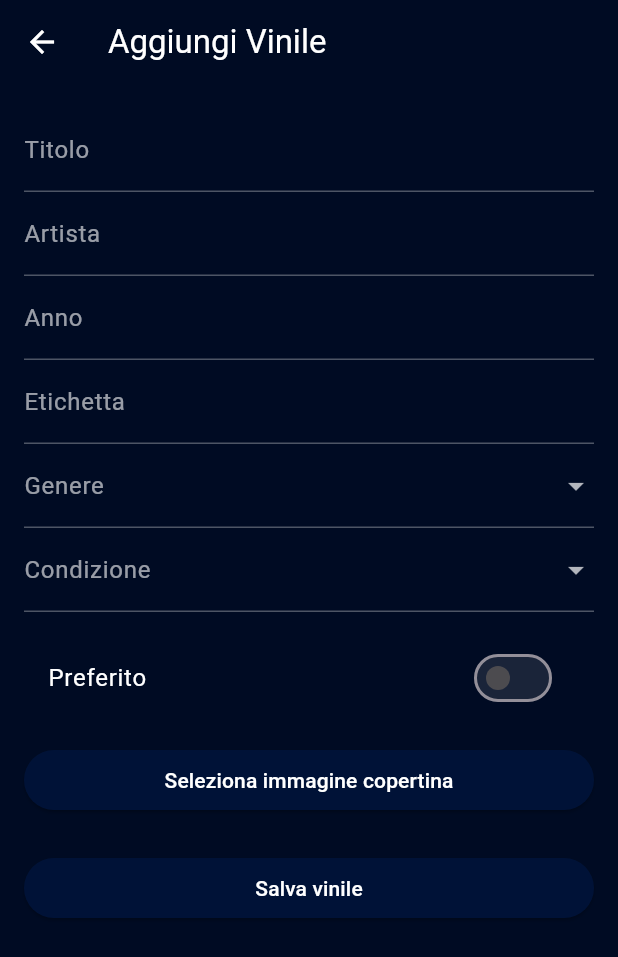
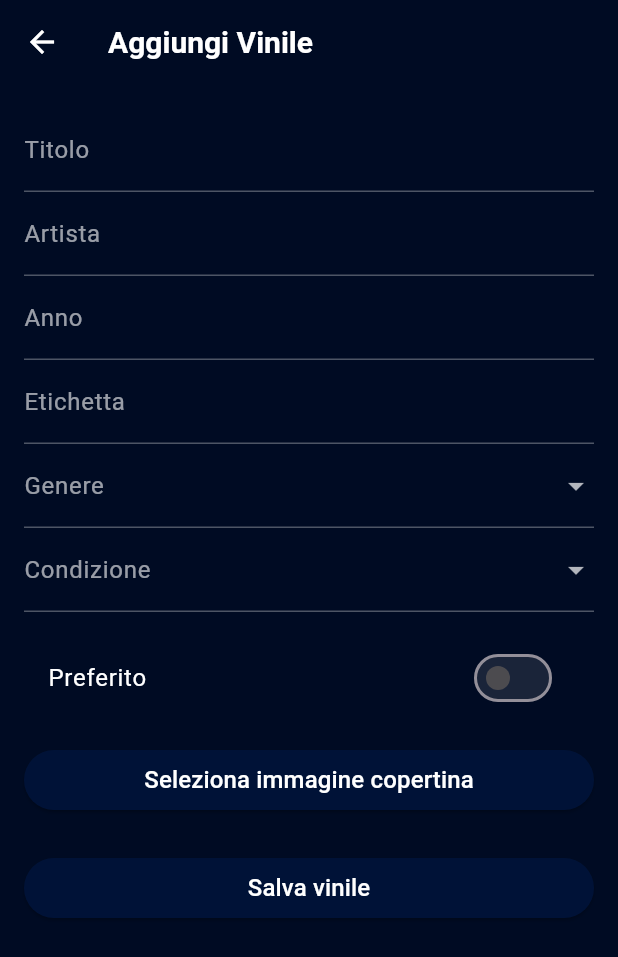
Before and after one commit to Gabbo-Unisa/ProgettoMobile, a Flutter app: the SchermataForm screen opened directly, on a phone screen of 412 x 824 dp. Shown: the top 957 px of the screen. Run offline on Flutter 3.47's test engine with Material 3 defaults, Android fonts, the phone set to English and light mode, and no system bars; our stand-ins replace image_picker, sqflite; accounts and stored records are empty.

Commit message:
separazione stile e colori delle varie schermate

```diff
--- a/lib/main.dart
+++ b/lib/main.dart
@@ -9,8 +9,14 @@ import 'providers/statistiche_provider.dart';
 import 'screens/schermata_principale.dart';
 import 'screens/schermata_categorie.dart';
 import 'screens/schermata_profilo.dart';
+import 'theme/app_theme.dart';
 
-void main() {
+import 'screens/form_vinile.dart';
+//import 'package:sqflite/sqflite.dart';
+
+void main() async {
+  //WidgetsFlutterBinding.ensureInitialized();
+  //await resetDatabase();
   runApp(
     MultiProvider(
       providers: [
@@ -24,6 +30,14 @@ void main() {
   );
 }
 
+/*
+Future<void> resetDatabase() async {
+  final dbPath = await getDatabasesPath();
+  final path = '$dbPath/vinyl_collection.db';
+  await deleteDatabase(path);
+}
+*/
+
 class MyApp extends StatelessWidget {
   const MyApp({super.key});
 
@@ -32,42 +46,7 @@ class MyApp extends StatelessWidget {
     return MaterialApp(
       title: 'VinylVault',
       debugShowCheckedModeBanner: false,
-      theme: ThemeData(
-        brightness: Brightness.dark,
-        primaryColor: const Color(0xFF001237),
-        scaffoldBackgroundColor: const Color(0xFF000B23),
-        inputDecorationTheme: const InputDecorationTheme(
-          labelStyle: TextStyle(color: Colors.white60),
-          focusedBorder: UnderlineInputBorder(
-            borderSide: BorderSide(color: Colors.lightBlueAccent),
-          ),
-          enabledBorder: UnderlineInputBorder(
-            borderSide: BorderSide(color: Colors.white30),
-          ),
-        ),
-        textSelectionTheme: const TextSelectionThemeData(
-          cursorColor: Colors.lightBlueAccent,
-          selectionHandleColor: Colors.lightBlueAccent,
-        ),
-        switchTheme: SwitchThemeData(
-          thumbColor: MaterialStateProperty.resolveWith<Color>(
-            (states) {
-              if (states.contains(MaterialState.selected)) {
-                  return Colors.lightBlueAccent;
-              }
-              return Colors.white24;
-            },
-          ),
-          trackColor: MaterialStateProperty.resolveWith<Color>(
-                (states) {
-              if (states.contains(MaterialState.selected)) {
-                return Colors.lightBlue.withOpacity(0.5);
-              }
-              return Colors.white10;
-            },
-          ),
-        ),
-      ),
+      theme: AppTheme.darkTheme,
       home: const VistaTabs(title: 'VinylVault'),
     );
   }
@@ -105,7 +84,7 @@ class _VistaTabsState extends State<VistaTabs> {
   Widget build(BuildContext context) {
     return Scaffold(
 
-      appBar: AppBar(
+      appBar: _selectedIndex == 2 ? null : AppBar(
         title: Row(
           mainAxisSize: MainAxisSize.min,
           children: <Widget>[
@@ -115,21 +94,14 @@ class _VistaTabsState extends State<VistaTabs> {
               width: 50,
             ),
             Text(widget.title),
-            const SizedBox(width: 10),
           ],
         ),
-        titleTextStyle: const TextStyle(
-          color: Colors.white,
-          fontSize: 20,
-          fontWeight: FontWeight.bold,
-        ),
-        backgroundColor: const Color(0xFF000B23),
         actions: <Widget>[
           IconButton(
-            icon: const Icon(Icons.search_rounded, color: Colors.white, size: 25),
+            icon: const Icon(Icons.search_rounded),
             tooltip: 'Ricerca',
             onPressed: () {
-
+                //implementare ricerca
             },
           ),
         ],
@@ -144,10 +116,18 @@ class _VistaTabsState extends State<VistaTabs> {
         items: _navItems,
         currentIndex: _selectedIndex,
         onTap: _onItemTapped,
-        backgroundColor: const Color(0xFF000B23),
-        selectedItemColor: Colors.white,
-        unselectedItemColor: Colors.white54,
-        type: BottomNavigationBarType.fixed,
+      ),
+
+      floatingActionButton: _selectedIndex == 2 ? null : FloatingActionButton(
+        onPressed: () {
+          Navigator.push(context, MaterialPageRoute(builder: (context) => SchermataAggiuntaVinile()));
+        },
+        backgroundColor: Color(0xFF001237),
+        foregroundColor: Colors.white,
+        shape: RoundedRectangleBorder(
+          borderRadius: BorderRadius.circular(30),
+        ),
+        child: const Icon(Icons.add),
       ),
     );
   }
--- /dev/null
+++ b/lib/theme/app_theme.dart
@@ -0,0 +1,66 @@
+import 'package:flutter/material.dart';
+
+class AppTheme {
+  static ThemeData get darkTheme => ThemeData(
+    brightness: Brightness.dark,
+    primaryColor: const Color(0xFF001237),
+    scaffoldBackgroundColor: const Color(0xFF000B23),
+
+    appBarTheme: const AppBarTheme(
+      backgroundColor: Color(0xFF000B23),
+      iconTheme: IconThemeData(color: Colors.white, size: 25),
+      titleTextStyle: TextStyle(color: Colors.white, fontSize: 20, fontWeight: FontWeight.bold),
+    ),
+
+    tabBarTheme: const TabBarThemeData(
+      indicatorColor: Colors.lightBlue,
+      labelColor: Colors.white,
+      unselectedLabelColor: Colors.white60,
+    ),
+
+    bottomNavigationBarTheme: const BottomNavigationBarThemeData(
+      backgroundColor: Color(0xFF000B23),
+      selectedItemColor: Colors.white,
+      unselectedItemColor: Colors.white54,
+      type: BottomNavigationBarType.fixed,
+    ),
+
+    textTheme: const TextTheme(
+      bodyLarge: TextStyle(color: Colors.white, fontSize: 16),
+      bodyMedium: TextStyle(color: Colors.white, fontSize: 14),
+      bodySmall: TextStyle(color: Colors.white, fontSize: 12),
+
+      labelLarge: TextStyle(color: Colors.white60, fontSize: 16),
+      labelMedium: TextStyle(color: Colors.white70, fontSize: 14),
+      labelSmall: TextStyle(color: Colors.white70, fontSize: 12),
+    ),
+
+    inputDecorationTheme: const InputDecorationTheme(
+      labelStyle: TextStyle(color: Colors.white60),
+      focusedBorder: UnderlineInputBorder(
+        borderSide: BorderSide(color: Colors.lightBlueAccent),
+      ),
+      enabledBorder: UnderlineInputBorder(
+        borderSide: BorderSide(color: Colors.white30),
+      ),
+    ),
+
+    textSelectionTheme: const TextSelectionThemeData(
+      cursorColor: Colors.lightBlueAccent,
+      selectionHandleColor: Colors.lightBlueAccent,
+    ),
+
+    switchTheme: SwitchThemeData(
+      thumbColor: MaterialStateProperty.resolveWith<Color>((states) {
+        return states.contains(MaterialState.selected)
+            ? Colors.lightBlueAccent
+            : Colors.white24;
+      }),
+      trackColor: MaterialStateProperty.resolveWith<Color>((states) {
+        return states.contains(MaterialState.selected)
+            ? Colors.lightBlue.withOpacity(0.5)
+            : Colors.white10;
+      }),
+    ),
+  );
+}
```
